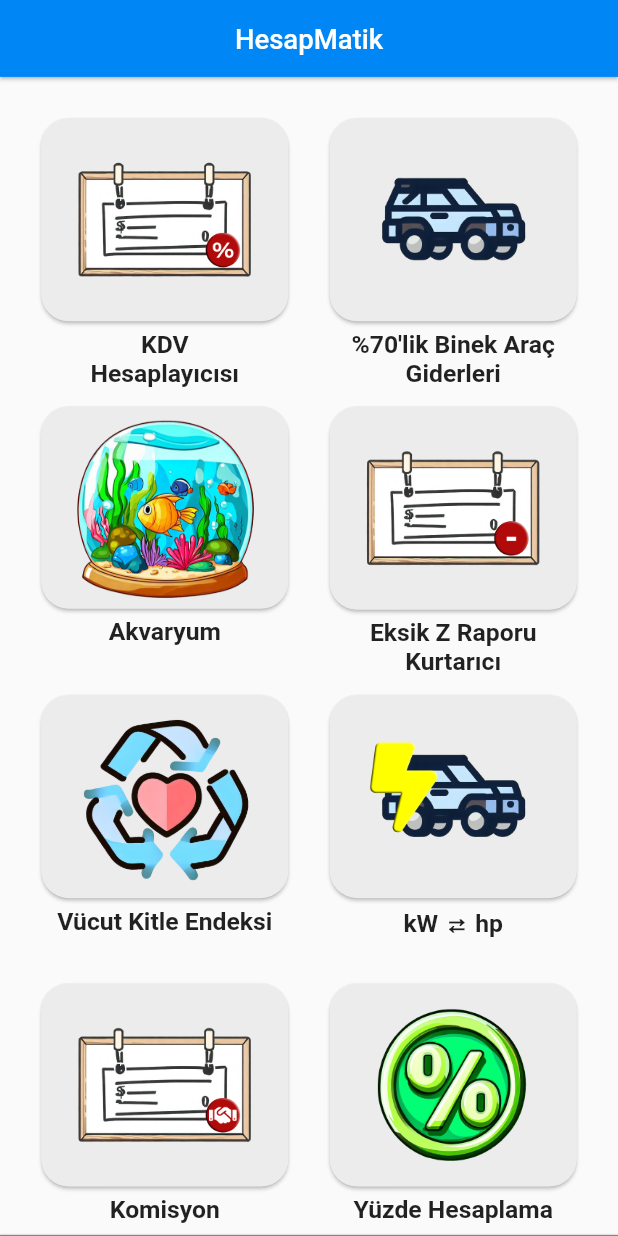
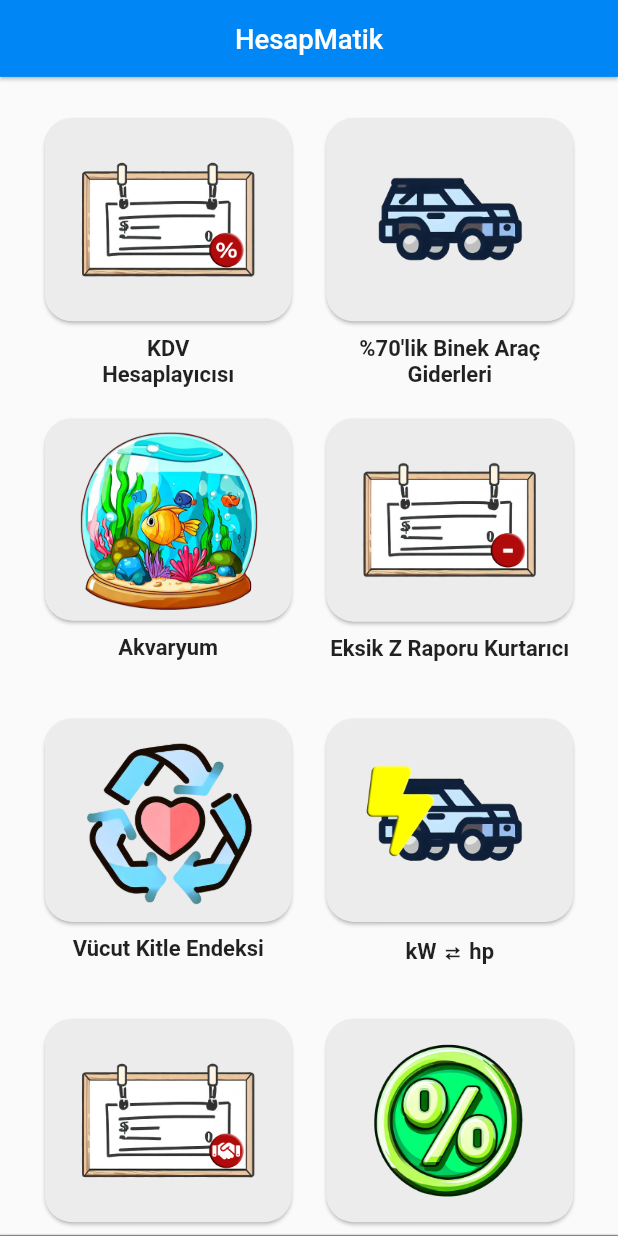
Before and after one commit to batuhansavas-yilmaz/topluhesaplayici, a Flutter app: the screen it shows after launch, on a phone screen of 412 x 824 dp. Run offline on Flutter 3.47's test engine with Material 2 defaults, Android fonts, the phone set to English and light mode, and no system bars; our stand-ins replace firebase_core, firebase_crashlytics, flutter_native_splash, flutter_styled_toast, google_mobile_ads, responsive_framework; missing offline and left inert: advanced_in_app_review; accounts and stored records are empty.

Commit message:
düzeltmeler.

```diff
--- a/lib/main.dart
+++ b/lib/main.dart
@@ -318,13 +318,13 @@ class _HomePageState extends State<HomePage> {
           ),
           centerTitle: true,
         ),
-        body: GridView.count(
-          childAspectRatio: 0.9,
+        body: GridView.extent(
+          childAspectRatio: 0.85,
           primary: true,
-          crossAxisSpacing: 30,
-          mainAxisSpacing: 10,
+          crossAxisSpacing: 20,
+          mainAxisSpacing: 1,
           padding: EdgeInsets.all(30.0),
-          crossAxisCount: 2,
+          maxCrossAxisExtent: 200,
           children: [
             GorevButton(
               logo: "assets/percentage.png",
--- a/lib/tools/yardimcilar.dart
+++ b/lib/tools/yardimcilar.dart
@@ -56,6 +56,7 @@ var altblur = Container(
   height: 0.5,
 );
 
+//virgülden sonra doğru yuvarlama için
 extension Precision on double {
   double toPrecision(int fractionDigits) {
     num mod = pow(10, fractionDigits.toDouble());
@@ -99,17 +100,17 @@ class _GorevButtonState extends State<GorevButton> {
             padding: const EdgeInsets.all(8.0),
             child: Image.asset(
               widget.logo.toString(),
-              width: 250,
+              width: 132,
             ),
           ),
         ),
         SizedBox(
-          height: 6,
+          height: 10,
         ),
         Text(
           "${widget.altisim}",
           textAlign: TextAlign.center,
-          style: TextStyle(fontSize: 18, fontWeight: FontWeight.bold),
+          style: TextStyle(fontSize: 16, fontWeight: FontWeight.bold),
         ),
       ],
     );
--- a/lib/yakit.dart
+++ b/lib/yakit.dart
@@ -199,7 +199,8 @@ class _YakitTuketimiState extends State<YakitTuketimi> {
                               tamDepoKm = double.parse(t2.text);
                               yakitFiyati = double.parse(t3.text);
                               litreSonuc = (kapasite / tamDepoKm);
-                              yakitFiyatiSonuc = litreSonuc * yakitFiyati;
+                              yakitFiyatiSonuc = (litreSonuc * yakitFiyati);
+
                               sonuc = true;
                             } else {
                               showToast("Lütfen bir değer girin",
@@ -250,7 +251,8 @@ class _YakitTuketimiState extends State<YakitTuketimi> {
                         tamDepoKm = double.parse(t2.text);
                         yakitFiyati = double.parse(t3.text);
                         litreSonuc = (kapasite / tamDepoKm);
-                        yakitFiyatiSonuc = litreSonuc * yakitFiyati;
+                        yakitFiyatiSonuc = (litreSonuc * yakitFiyati);
+
                         sonuc = true;
                       } else {
                         showToast("Lütfen bir değer girin",
--- a/pubspec.yaml
+++ b/pubspec.yaml
@@ -15,7 +15,7 @@ publish_to: 'none' # Remove this line if you wish to publish to pub.dev
 # In iOS, build-name is used as CFBundleShortVersionString while build-number used as CFBundleVersion.
 # Read more about iOS versioning at
 # https://developer.apple.com/library/archive/documentation/General/Reference/InfoPlistKeyReference/Articles/CoreFoundationKeys.html
-version: 4.0.4+37
+version: 4.0.401+38
 
 environment:
   sdk: ">=3.0.0 <4.0.0"
@@ -33,6 +33,7 @@ dependencies:
   advanced_in_app_review: ^1.1.3
   flutter_native_splash: ^2.3.2
   firebase_crashlytics: ^3.3.5
+
 
 
 flutter_native_splash:
```
Also changed, not shown: lib/beygir.dart (+4 -4 lines), lib/kdvHesaplayicisi.dart (+4 -6 lines), pubspec.lock, 1 other file.
